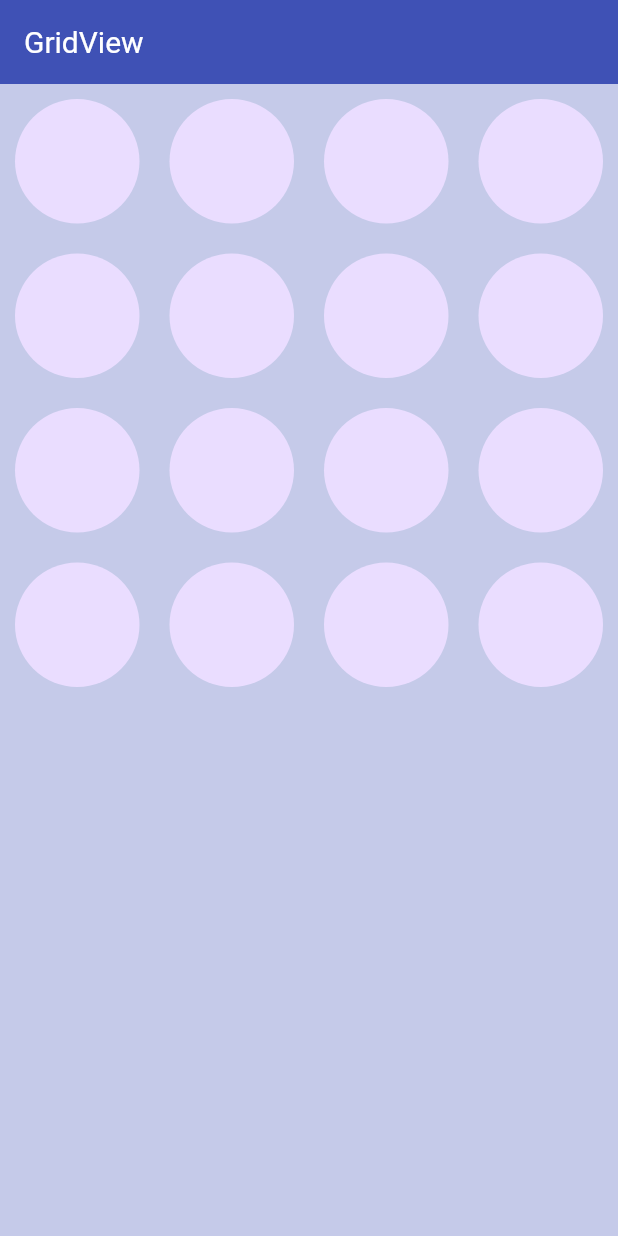
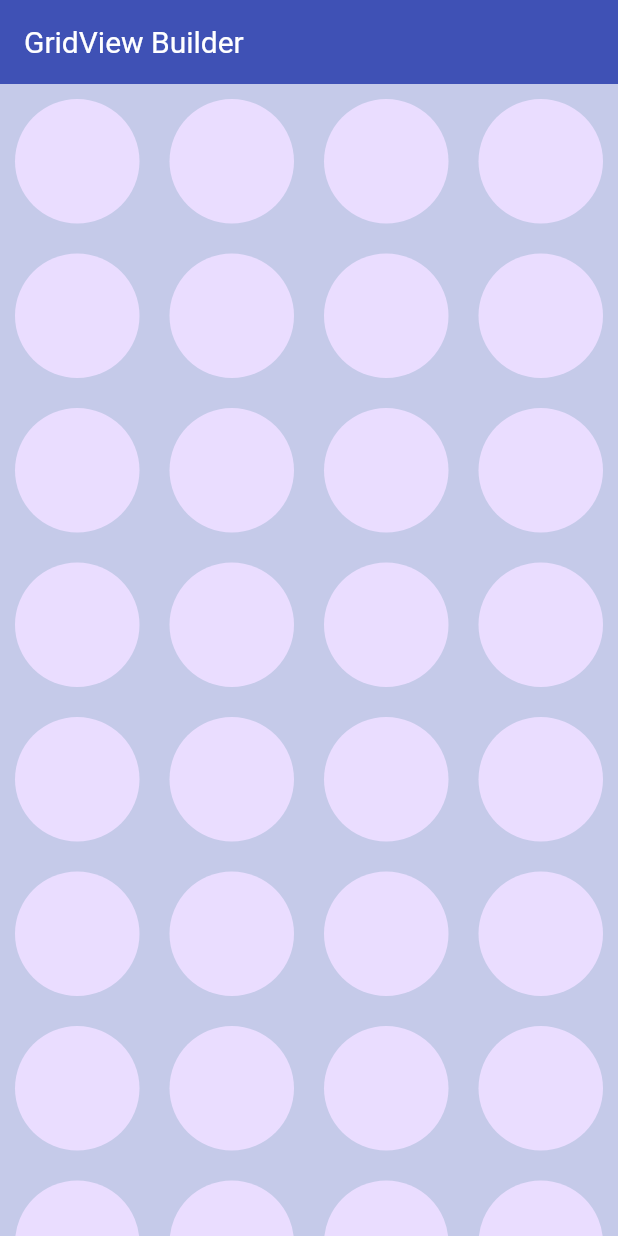
Before and after one commit to saadshd/Flutter-Widgets, a Flutter app: the screen it shows after launch, on a phone screen of 412 x 824 dp. Run offline on Flutter 3.47's test engine with Material 2 defaults, Android fonts, the phone set to English and light mode, and no system bars.

Commit message:
gridview builder

```diff
--- /dev/null
+++ b/lib/23_gridview_builder/gridview_builder.dart
@@ -0,0 +1,32 @@
+import 'package:flutter/material.dart';
+
+class MyGridViewBuilder extends StatefulWidget {
+  const MyGridViewBuilder({Key? key}) : super(key: key);
+
+  @override
+  State<MyGridViewBuilder> createState() => _MyGridViewBuilderState();
+}
+
+class _MyGridViewBuilderState extends State<MyGridViewBuilder> {
+  @override
+  Widget build(BuildContext context) {
+    return Scaffold(
+      appBar: AppBar(
+        title: const Text('GridView Builder'),
+      ),
+      body: GridView.builder(
+        itemCount: 40,
+        gridDelegate: const SliverGridDelegateWithFixedCrossAxisCount(crossAxisCount: 4),
+        itemBuilder: (BuildContext context, int index) {
+          return const Padding(
+              padding: EdgeInsets.all(10.0),
+              child: CircleAvatar(
+                radius: 35,
+              )
+          );
+        },
+
+      ),
+    );
+  }
+}
--- a/lib/main.dart
+++ b/lib/main.dart
@@ -19,6 +19,7 @@ import 'package:flutter_widgets/19_singlechildscrollview/singlechildscrollview.d
 import 'package:flutter_widgets/20_listview/listview.dart';
 import 'package:flutter_widgets/21_listview_builder/listview_builder.dart';
 import 'package:flutter_widgets/22_gridview/gridview.dart';
+import 'package:flutter_widgets/23_gridview_builder/gridview_builder.dart';
 import '01_appbar/appbar.dart';
 import '04_image/image.dart';
 import '13_stack/stack.dart';
@@ -72,7 +73,8 @@ class MyApp extends StatelessWidget {
       // const MySingleChildScrollView()
       // const MyListView()
       // const MyListViewBuilder()
-      const MyGridView()
+      // const MyGridView()
+      const MyGridViewBuilder()
     );
   }
 }
```
